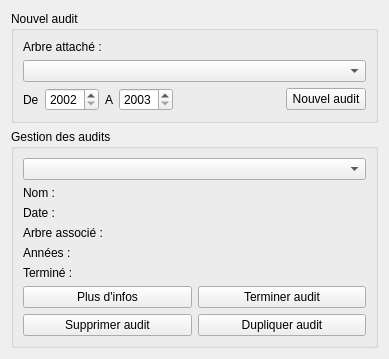
Qt form dialogmanageaudits.ui (GiPiLab/ProtonClassicSuite) before a commit.
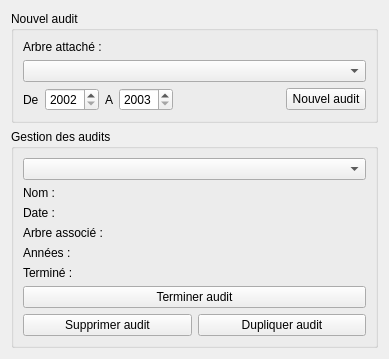
The same form after that commit.

Commit message: Propagation done and reorder combo list of tree/audit

The edit to the form file:
```diff
--- a/dialogmanageaudits.ui
+++ b/dialogmanageaudits.ui
@@ -206,20 +206,6 @@
         </item>
        </layout>
       </item>
-      <item row="2" column="0">
-       <widget class="QPushButton" name="moreInfosButton">
-        <property name="text">
-         <string>Plus d'infos</string>
-        </property>
-       </widget>
-      </item>
-      <item row="2" column="1">
-       <widget class="QPushButton" name="finishAuditButton">
-        <property name="text">
-         <string>Terminer audit</string>
-        </property>
-       </widget>
-      </item>
       <item row="3" column="0">
        <widget class="QPushButton" name="deleteAuditButton">
         <property name="text">
@@ -234,6 +220,13 @@
         </property>
        </widget>
       </item>
+      <item row="2" column="0" colspan="2">
+       <widget class="QPushButton" name="finishAuditButton">
+        <property name="text">
+         <string>Terminer audit</string>
+        </property>
+       </widget>
+      </item>
      </layout>
     </widget>
    </item>
```
Left out of the diff: 1 changed line with no effect on the pictures. The commit also changes 8 other files.
